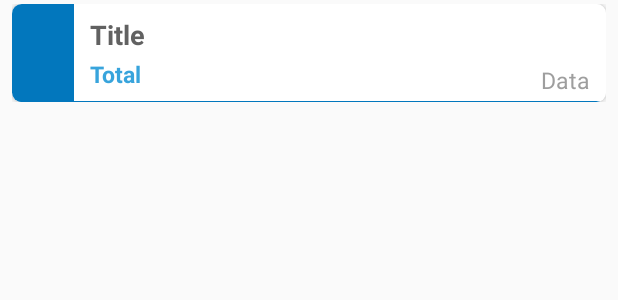
After one commit to Hotix-Dev/MyECF, an Android app: the layout item_children_row.xml on its own in the app's theme, with its tools: preview values and no code run, on a phone screen of 412 x 824 dp. The commit adds this screen. Shown: the top 300 px of the screen. Run offline under Robolectric (Android 15) with nearby library versions, the light colour scheme and no system bars.

Commit message:
Commit 2023_12_17 19:19

```diff
--- /dev/null
+++ b/app/src/main/res/drawable/arrow_down.xml
@@ -0,0 +1,5 @@
+<vector android:height="24dp" android:tint="#8C8C8C"
+    android:viewportHeight="24" android:viewportWidth="24"
+    android:width="24dp" xmlns:android="http://schemas.android.com/apk/res/android">
+    <path android:fillColor="@android:color/white" android:pathData="M20,12l-1.41,-1.41L13,16.17V4h-2v12.17l-5.58,-5.59L4,12l8,8 8,-8z"/>
+</vector>
--- /dev/null
+++ b/app/src/main/res/drawable/arrow_up.xml
@@ -0,0 +1,5 @@
+<vector android:height="24dp" android:tint="#8C8C8C"
+    android:viewportHeight="24" android:viewportWidth="24"
+    android:width="24dp" xmlns:android="http://schemas.android.com/apk/res/android">
+    <path android:fillColor="@android:color/white" android:pathData="M4,12l1.41,1.41L11,7.83V20h2V7.83l5.58,5.59L20,12l-8,-8 -8,8z"/>
+</vector>
--- /dev/null
+++ b/app/src/main/res/layout/item_children_row.xml
@@ -0,0 +1,95 @@
+<?xml version="1.0" encoding="utf-8"?>
+<RelativeLayout xmlns:android="http://schemas.android.com/apk/res/android"
+    xmlns:app="http://schemas.android.com/apk/res-auto"
+    xmlns:tools="http://schemas.android.com/tools"
+    android:layout_width="match_parent"
+    android:layout_height="@dimen/_50sdp"
+    android:layout_marginStart="@dimen/_6sdp"
+    android:layout_marginTop="@dimen/_2sdp"
+    android:layout_marginEnd="@dimen/_6sdp"
+    android:layout_marginBottom="@dimen/_2sdp">
+
+    <androidx.cardview.widget.CardView
+        android:layout_width="match_parent"
+        android:layout_height="match_parent"
+        app:cardCornerRadius="@dimen/_5sdp"
+        app:cardElevation="@dimen/_2sdp">
+
+        <RelativeLayout
+            android:id="@+id/rl_item_children"
+            android:layout_width="match_parent"
+            android:layout_height="match_parent"
+            android:background="@color/white">
+
+            <!-- Color Layout Left -->
+            <RelativeLayout
+                android:id="@+id/rl_color_item_child_left"
+                android:layout_width="@dimen/_32sdp"
+                android:layout_height="match_parent"
+                android:layout_alignParentLeft="true"
+                android:background="@color/colorPrimaryDark" />
+
+            <!-- Color Layout Right -->
+            <RelativeLayout
+                android:id="@+id/rl_color_item_child_right"
+                android:layout_width="@dimen/_3sdp"
+                android:layout_height="match_parent"
+                android:layout_alignParentEnd="true"
+                android:background="@color/colorPrimaryDark"
+                android:visibility="gone"/>
+
+            <!-- Statement Title -->
+            <androidx.appcompat.widget.AppCompatTextView
+                android:id="@+id/tv_item_child_title"
+                android:layout_width="wrap_content"
+                android:layout_height="wrap_content"
+                android:layout_alignParentTop="true"
+                android:layout_marginStart="@dimen/_8sdp"
+                android:layout_marginTop="@dimen/_6sdp"
+                android:layout_toRightOf="@+id/rl_color_item_child_left"
+                android:text="Title"
+                android:textColor="@color/grey_700"
+                android:textSize="@dimen/_14ssp"
+                android:textStyle="bold" />
+
+            <!-- Statement Total -->
+            <androidx.appcompat.widget.AppCompatTextView
+                android:id="@+id/tv_item_child_total"
+                android:layout_width="wrap_content"
+                android:layout_height="wrap_content"
+                android:layout_alignParentBottom="true"
+                android:layout_marginStart="@dimen/_8sdp"
+                android:layout_marginBottom="@dimen/_6sdp"
+                android:layout_toRightOf="@+id/rl_color_item_child_left"
+                android:text="Total"
+                android:textColor="@color/colorPrimary"
+                android:textSize="@dimen/_12ssp"
+                android:textStyle="bold" />
+
+            <!-- Statement Data -->
+            <androidx.appcompat.widget.AppCompatTextView
+                android:id="@+id/tv_item_child_data"
+                android:layout_width="wrap_content"
+                android:layout_height="wrap_content"
+                android:layout_alignParentBottom="true"
+                android:layout_marginEnd="@dimen/_8sdp"
+                android:layout_marginBottom="@dimen/_3sdp"
+                android:layout_alignParentEnd="true"
+                android:layout_toLeftOf="@+id/rl_color_item_child_right"
+                android:text="Data"
+                android:textColor="@color/grey_500"
+                android:textSize="@dimen/_12ssp" />
+
+            <!-- Bottom Divider -->
+            <View
+                android:id="@+id/bottom_divider"
+                android:layout_width="match_parent"
+                android:layout_height="1px"
+                android:layout_alignParentBottom="true"
+                android:background="@color/colorPrimaryDark" />
+
+        </RelativeLayout>
+
+    </androidx.cardview.widget.CardView>
+
+</RelativeLayout>
```
Also changed, not shown: app/src/main/java/com/e2p/myecf/activites/StatementsActivity.java (+34 -2 lines), app/src/main/java/com/e2p/myecf/adapters/ChildAdapter.java (added, +68 -0 lines), app/src/main/java/com/e2p/myecf/adapters/GroupAdapter.java (added, +87 -0 lines), app/src/main/java/com/e2p/myecf/models/StatementsGroup.java (added, +77 -0 lines), app/src/main/res/layout/activity_statements.xml (+10 -1 lines), app/src/main/res/layout/item_group_row.xml (added, +69 -0 lines).
